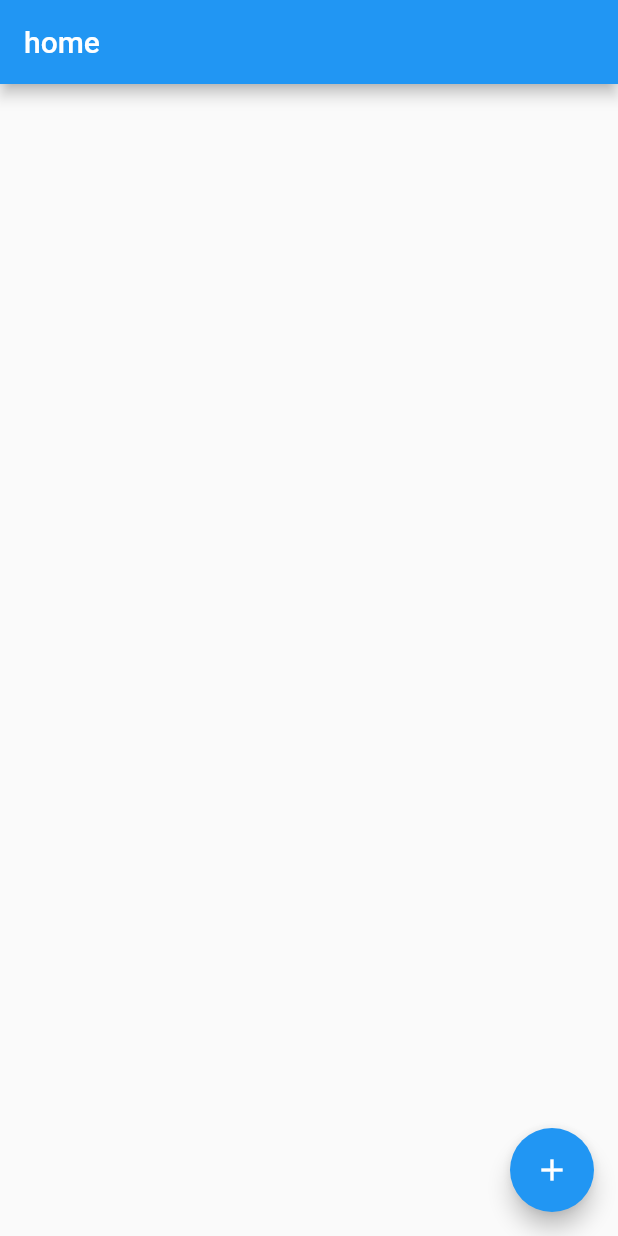
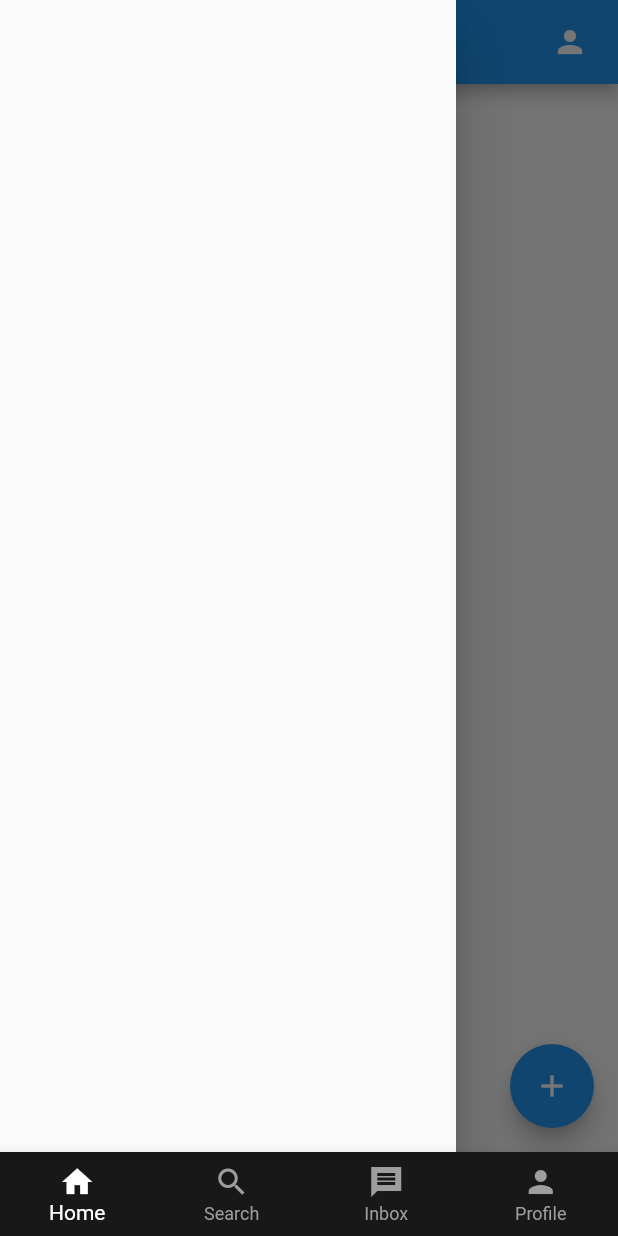
Before and after one commit to drvnm/venumSocialMediaPlatform, a Flutter app: the screen it shows once a user with an empty profile is signed in, with the side drawer open (before the commit the screen has no drawer), on a phone screen of 412 x 824 dp. Run offline on Flutter 3.47's test engine with Material 2 defaults, Android fonts, the phone set to English and light mode, and no system bars; our stand-ins replace cloud_firestore, firebase_auth, firebase_core, google_fonts; accounts and stored records are empty; network calls fail.

Commit message:
added profile page

```diff
--- a/lib/screens/authentication/signup.dart
+++ b/lib/screens/authentication/signup.dart
@@ -8,7 +8,7 @@ class RegisterPage extends StatefulWidget {
 }
 
 class _RegisterPageState extends State<RegisterPage> {
-  Color bg = Color(0xff313131);
+  Color bg = Color(0xff181818);
   final AuthService _authService = AuthService();
   String email = '';
   String password = '';
--- a/lib/screens/main/home.dart
+++ b/lib/screens/main/home.dart
@@ -10,7 +10,7 @@ class Home extends StatelessWidget {
           actions: [
             TextButton(
               onPressed: AuthService().signOut,
-              child: Icon(Icons.person),
+              child: Icon(Icons.person, color: Colors.white),
             ),
           ],
         ),
@@ -19,6 +19,11 @@ class Home extends StatelessWidget {
             Navigator.pushNamed(context, '/add');
           },
           child: Icon(Icons.add_sharp),
+        ),
+        drawer: Drawer(
+          child: ListView(children: [
+
+          ],),
         ));
   }
 }
--- a/lib/screens/main/posts/add.dart
+++ b/lib/screens/main/posts/add.dart
@@ -23,8 +23,10 @@ class _AddState extends State<Add> {
               padding: const EdgeInsets.all(8.0),
               child: TextButton(
                 onPressed: () async {
-                  _postService.savePost(text);
-                  Navigator.pop(context);
+                  if (text != '') {
+                    _postService.savePost(text);
+                    Navigator.pop(context);
+                  }
                 },
                 child: Text("Post", style: TextStyle(color: Colors.white)),
               ),
--- /dev/null
+++ b/lib/screens/pageController.dart
@@ -0,0 +1,53 @@
+import 'package:flutter/material.dart';
+import 'main/home.dart';
+import 'main/profile/profile.dart';
+
+// import 'package:social_app/models/user.dart';
+// import 'package:social_app/screens/authentication/signup.dart';
+// import 'package:social_app/screens/main/posts/add.dart';
+
+
+class PageCon extends StatefulWidget {
+  @override
+  _PageControllerState createState() => _PageControllerState();
+}
+
+class _PageControllerState extends State<PageCon> {
+  Color background = Color(0xff181818);
+  int _currentIndex = 0;
+  var pages = [Home(), Home(), Home(), Profile()];
+
+  @override
+  Widget build(BuildContext context) {
+    return Scaffold(
+      body: pages[_currentIndex],
+      bottomNavigationBar: BottomNavigationBar(
+        type: BottomNavigationBarType.fixed,
+        unselectedItemColor: Colors.grey,
+        selectedItemColor: Colors.white,
+        currentIndex: _currentIndex,
+        onTap: (index) {
+          setState(() {
+            _currentIndex = index;
+          });
+        },
+        items: <BottomNavigationBarItem>[
+          item("Home", Icons.home_sharp),
+          item("Search", Icons.search_sharp),
+
+          item("Inbox", Icons.message_sharp),
+          item("Profile", Icons.person_sharp),
+        ],
+        backgroundColor: background,
+      ),
+    );
+  }
+}
+
+BottomNavigationBarItem item(String label, IconData icon) {
+  return BottomNavigationBarItem(
+    icon: Icon(icon),
+    label: label,
+    backgroundColor: Colors.white,
+  );
+}
--- a/lib/screens/wrapper.dart
+++ b/lib/screens/wrapper.dart
@@ -3,6 +3,8 @@ import 'package:provider/provider.dart';
 import 'package:social_app/models/user.dart';
 import 'package:social_app/screens/authentication/signup.dart';
 import 'package:social_app/screens/main/posts/add.dart';
+import 'main/profile/profile.dart';
+import 'pageController.dart';
 
 import 'main/home.dart';
 
@@ -17,8 +19,9 @@ class Wrapper extends StatelessWidget {
       debugShowCheckedModeBanner: false,
       initialRoute: '/',
       routes: {
-        '/' : (context) => Home(),
+        '/' : (context) => PageCon(),
         '/add' : (context) => Add(),
+        '/profile': (context) => Profile(),
       }
     );
 
```
Also changed, not shown: lib/models/post.dart (added, +10 -0 lines), lib/screens/main/posts/list.dart (added, +29 -0 lines), lib/screens/main/profile/profile.dart (added, +25 -0 lines), lib/services/posts.dart (+27 -0 lines).
